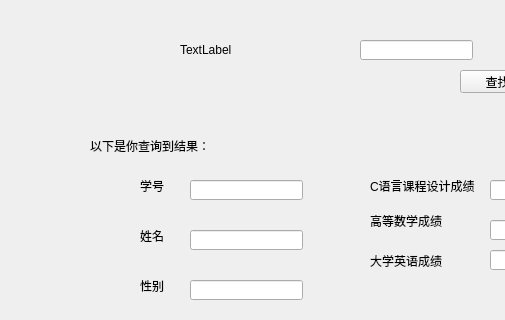
Before: the Qt Designer form GuiApplication/RevisePage.ui in doublezhuang101/GuiApplication, drawn with Qt 5; both pictures show x 0 to 505 and y 0 to 320 of the 715 by 508 pixel window.
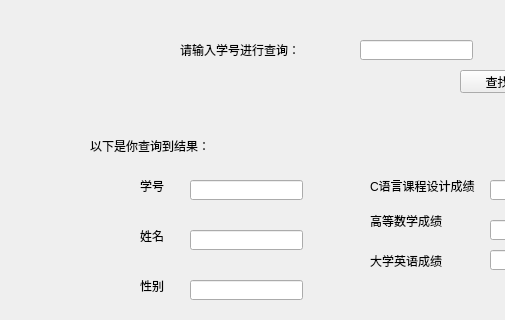
After: the same form once the commit is applied.

```diff
--- a/GuiApplication/RevisePage.ui
+++ b/GuiApplication/RevisePage.ui
@@ -36,7 +36,7 @@
     </rect>
    </property>
    <property name="text">
-    <string>TextLabel</string>
+    <string>请输入学号进行查询：</string>
    </property>
   </widget>
   <widget class="QLabel" name="label_8">
```
